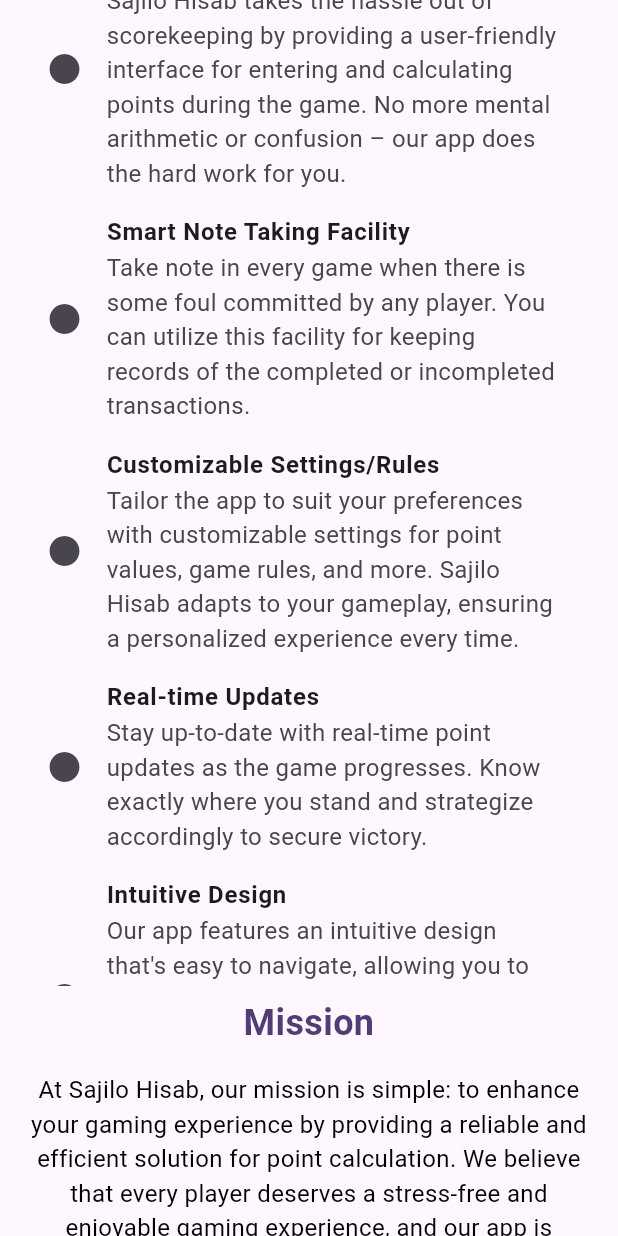
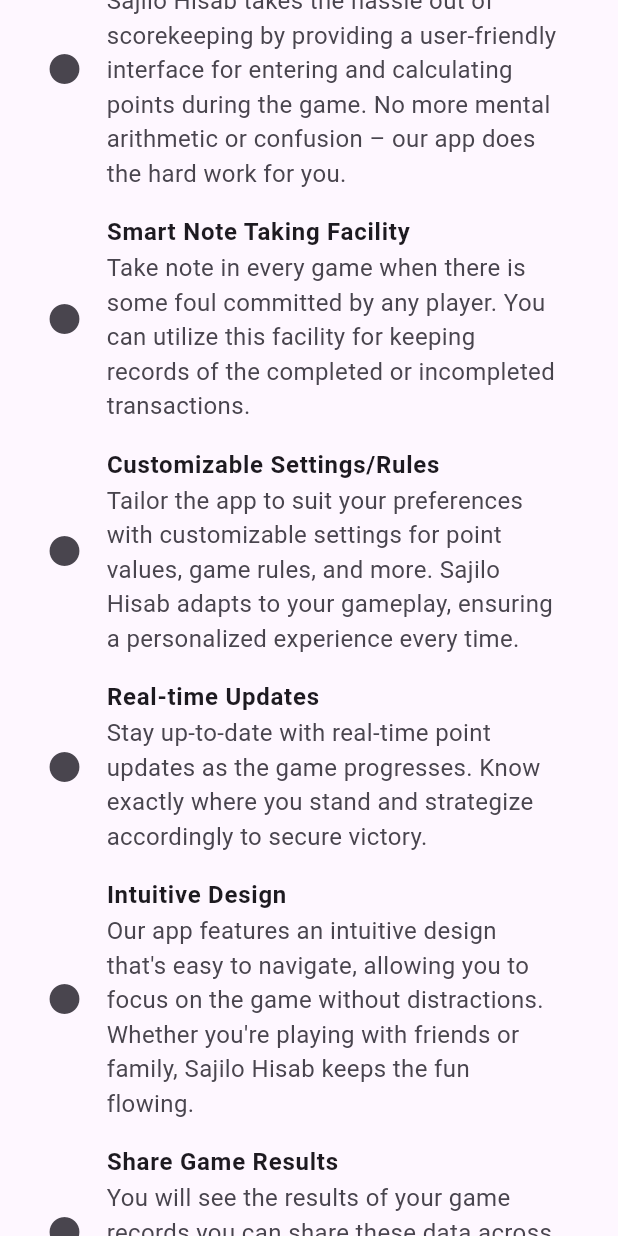
Before and after one commit to Kapil9861/ProductionProject, a Flutter app: the AboutUsScreen widget shown alone on an empty page, opened directly, scrolled down 576 dp, on a phone screen of 412 x 824 dp. Run offline on Flutter 3.47's test engine with Material 3 defaults, Android fonts, the phone set to English and light mode, and no system bars; our stand-ins replace hive, hive_flutter, screenshot, share_plus, speech_to_text; accounts and stored records are empty.

Commit message:
added a feature

```diff
--- a/lib/widgets/screens/about_us_screen.dart
+++ b/lib/widgets/screens/about_us_screen.dart
@@ -38,7 +38,7 @@ class AboutUsScreen extends StatelessWidget {
               ),
             ),
             SizedBox(
-              height: 700,
+              height: 1050,
               child: ListView(
                 physics: const NeverScrollableScrollPhysics(),
                 children: const [
```
